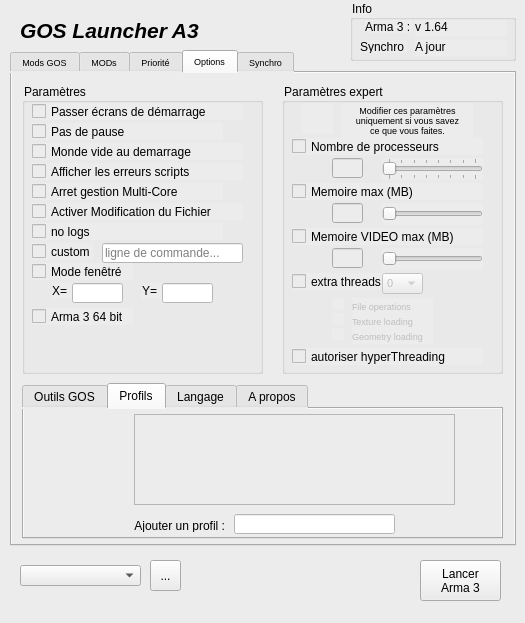
This is principale.ui in ChristopheTdn/GOSLauncher_A3_Python_version as Qt 5 draws it before an edit. The edited form follows.
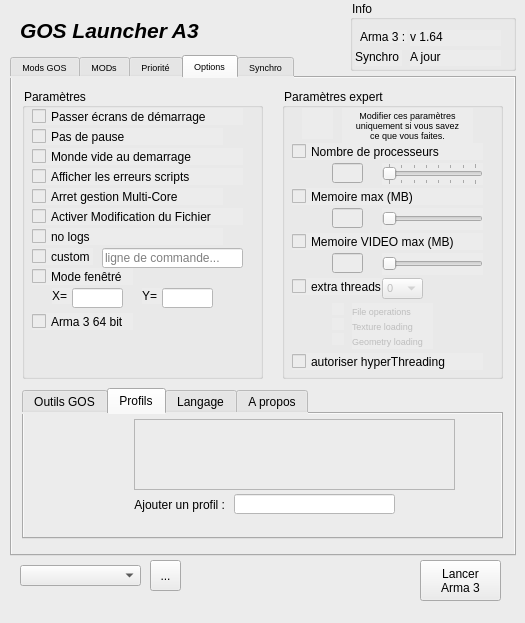
This is the edited form. The open tabs and pages were chosen to show the change. Icons and pictures are not drawn.

The edit to the form file:
```diff
--- a/principale.ui
+++ b/principale.ui
@@ -28,9 +28,9 @@
     <property name="geometry">
      <rect>
       <x>10</x>
-      <y>50</y>
+      <y>55</y>
       <width>506</width>
-      <height>496</height>
+      <height>501</height>
      </rect>
     </property>
     <property name="font">
@@ -1383,7 +1383,7 @@
         <x>10</x>
         <y>310</y>
         <width>481</width>
-        <height>156</height>
+        <height>151</height>
        </rect>
       </property>
       <property name="currentIndex">
@@ -1423,7 +1423,7 @@
           <x>110</x>
           <y>5</y>
           <width>321</width>
-          <height>91</height>
+          <height>71</height>
          </rect>
         </property>
        </widget>
@@ -1431,7 +1431,7 @@
         <property name="geometry">
          <rect>
           <x>210</x>
-          <y>105</y>
+          <y>80</y>
           <width>161</width>
           <height>20</height>
          </rect>
@@ -1447,9 +1447,9 @@
         <property name="geometry">
          <rect>
           <x>90</x>
-          <y>110</y>
+          <y>80</y>
           <width>111</width>
-          <height>13</height>
+          <height>21</height>
          </rect>
         </property>
         <property name="text">
@@ -1463,9 +1463,9 @@
         <property name="geometry">
          <rect>
           <x>370</x>
-          <y>100</y>
+          <y>80</y>
           <width>31</width>
-          <height>31</height>
+          <height>21</height>
          </rect>
         </property>
         <property name="text">
@@ -3351,7 +3351,7 @@
       <x>350</x>
       <y>0</y>
       <width>166</width>
-      <height>61</height>
+      <height>71</height>
      </rect>
     </property>
     <property name="maximumSize">
@@ -3366,8 +3366,8 @@
     <widget class="QLabel" name="label_info_arma3">
      <property name="geometry">
       <rect>
-       <x>15</x>
-       <y>20</y>
+       <x>10</x>
+       <y>30</y>
        <width>47</width>
        <height>13</height>
       </rect>
@@ -3382,10 +3382,10 @@
     <widget class="QLabel" name="label_info_synchro">
      <property name="geometry">
       <rect>
-       <x>10</x>
-       <y>40</y>
+       <x>5</x>
+       <y>50</y>
        <width>47</width>
-       <height>13</height>
+       <height>16</height>
       </rect>
      </property>
      <property name="text">
@@ -3398,8 +3398,8 @@
     <widget class="QLabel" name="label_info_arma3_version">
      <property name="geometry">
       <rect>
-       <x>65</x>
-       <y>20</y>
+       <x>60</x>
+       <y>30</y>
        <width>91</width>
        <height>16</height>
       </rect>
@@ -3414,8 +3414,8 @@
     <widget class="QLabel" name="label_info_synchro_taille">
      <property name="geometry">
       <rect>
-       <x>65</x>
-       <y>40</y>
+       <x>60</x>
+       <y>50</y>
        <width>91</width>
        <height>16</height>
       </rect>
```
Left out of the diff: 14 changed lines with no effect on the pictures.
